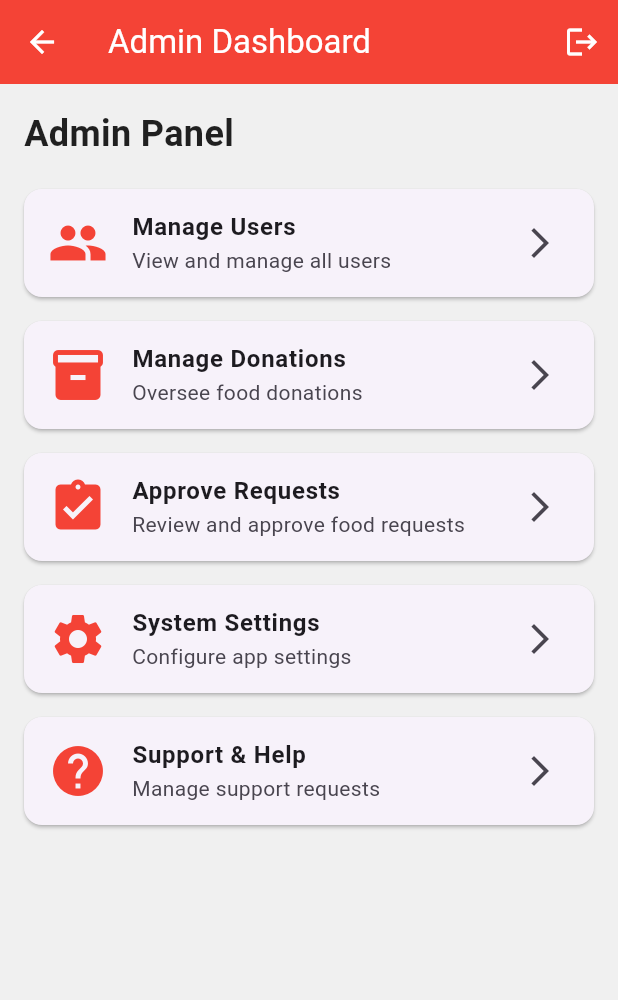
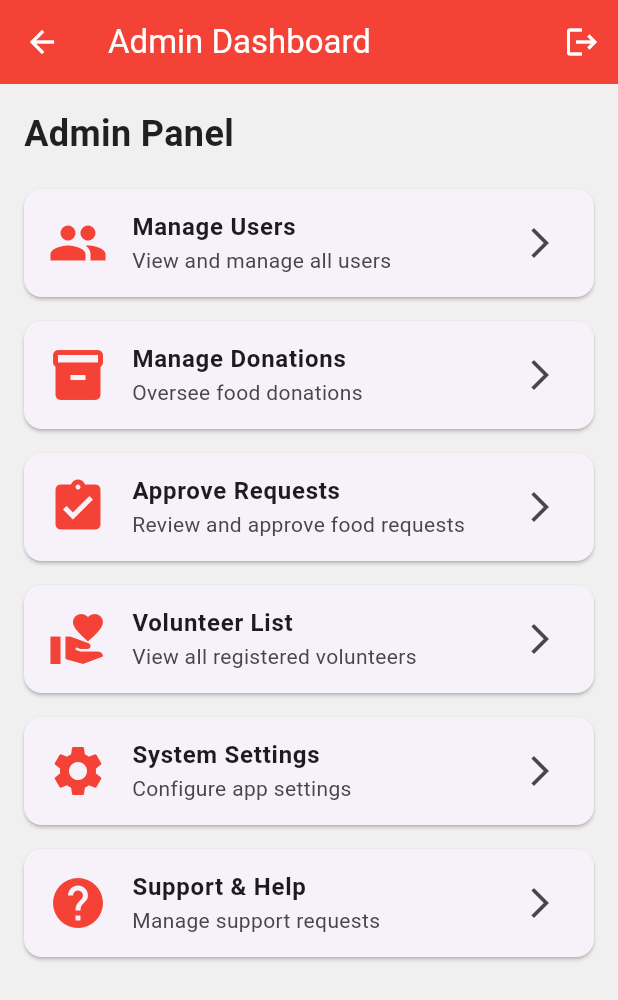
Before and after one commit to shakilAhamed001/PlateShare_App, a Flutter app: the AdminPage screen opened directly, on a phone screen of 412 x 824 dp. Shown: the top 1000 px of the screen. Run offline on Flutter 3.47's test engine with Material 3 defaults, Android fonts, the phone set to English and light mode, and no system bars; our stand-ins replace image_picker, shared_preferences, supabase_flutter; accounts and stored records are empty.

Commit message:
admin-volunteer fixed

```diff
--- a/lib/pages/admin.dart
+++ b/lib/pages/admin.dart
@@ -1,5 +1,6 @@
 import 'package:flutter/material.dart';
 import 'package:flutter_application_2/pages/approve_requests.dart';
+import 'package:flutter_application_2/pages/volunteer_list_page.dart';
 import '../account/login.dart';
 
 class AdminPage extends StatefulWidget {
@@ -69,6 +70,19 @@ class _AdminPageState extends State<AdminPage> {
               },
             ),
             _buildActionCard(
+              icon: Icons.volunteer_activism,
+              title: 'Volunteer List',
+              subtitle: 'View all registered volunteers',
+              onTap: () {
+                Navigator.push(
+                  context,
+                  MaterialPageRoute(
+                    builder: (context) => const VolunteerListPage(),
+                  ),
+                );
+              },
+            ),
+            _buildActionCard(
               icon: Icons.settings,
               title: 'System Settings',
               subtitle: 'Configure app settings',
```
